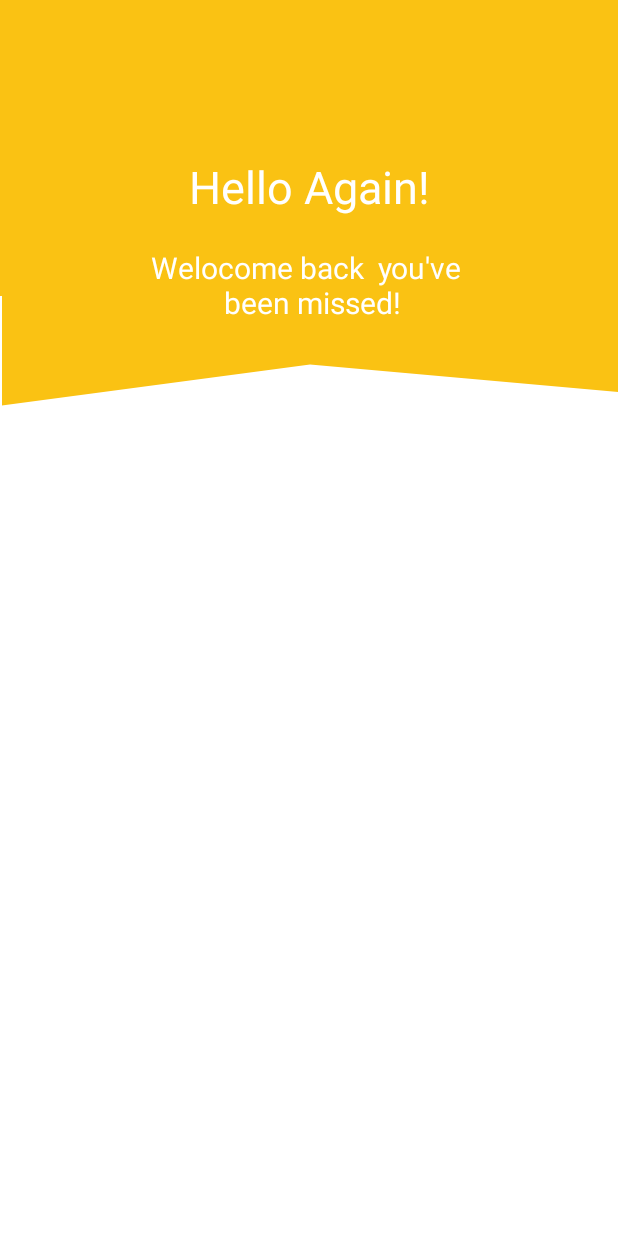
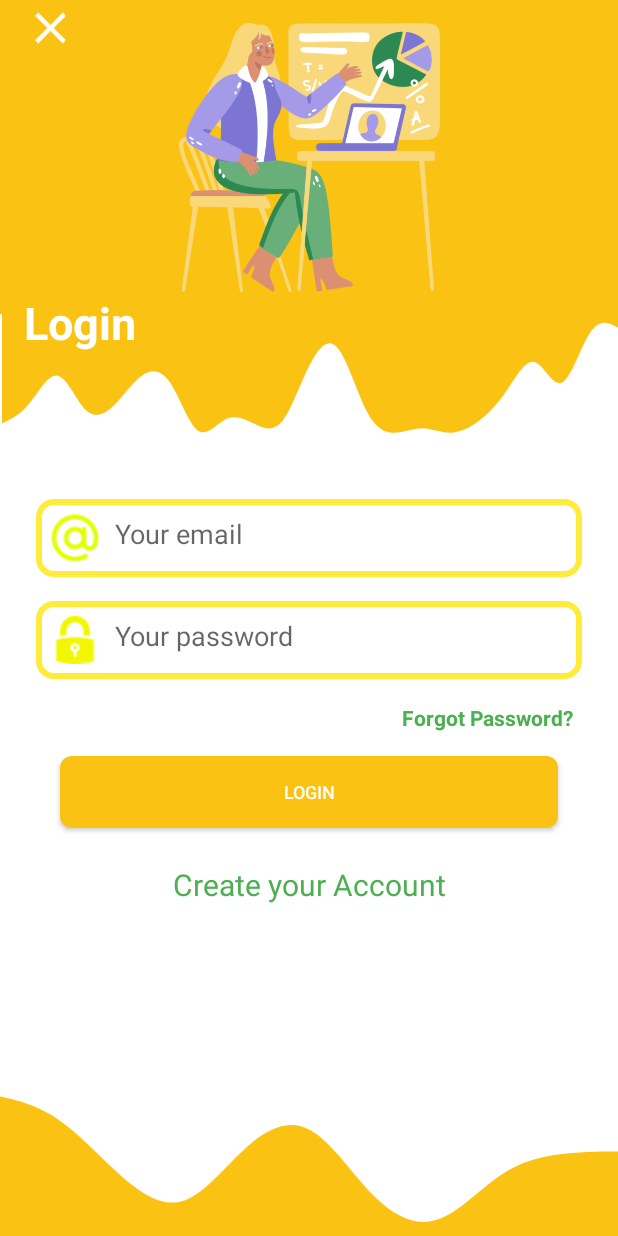
Before and after one commit to C22-PS171/ReField-UI, an Android app: the HomeLogin screen opened directly, with no data from a screen before it, on a phone screen of 412 x 824 dp. Run offline under Robolectric (Android 15) with nearby library versions, the phone set to English and light mode, and no system bars.

Commit message:
update ui login

```diff
--- a/app/src/main/java/com/bangkit/myfield/autentifikasi/HomeLogin.kt
+++ b/app/src/main/java/com/bangkit/myfield/autentifikasi/HomeLogin.kt
@@ -1,14 +1,38 @@
 package com.bangkit.myfield.autentifikasi
 
+import android.content.Intent
 import androidx.appcompat.app.AppCompatActivity
 import android.os.Bundle
+import android.widget.ImageView
+import android.widget.TextView
 import com.bangkit.myfield.R
+import com.bangkit.myfield.ui.login.LoginFragment
 
 class HomeLogin : AppCompatActivity() {
+    private lateinit var clearButton: ImageView
+    private lateinit var moveRegister: TextView
     override fun onCreate(savedInstanceState: Bundle?) {
         super.onCreate(savedInstanceState)
         setContentView(R.layout.activity_home_login)
 
+        moveRegister = findViewById(R.id.tv_register)
+        moveRegister.setOnClickListener {
+            val intent = Intent(this@HomeLogin, RegisterActivity::class.java)
+            startActivity(intent)
+            finish()
+        }
+
+        clearButton = findViewById(R.id.clear_button)
+        clearButton.setOnClickListener {
+            val mCategoryFragment = LoginFragment()
+            val mFragmentManager = supportFragmentManager
+            mFragmentManager.beginTransaction().apply {
+                replace(R.id.container_login, mCategoryFragment, LoginFragment::class.java.simpleName)
+                addToBackStack(null)
+                commit()
+            }
+        }
+
         supportActionBar?.hide()
     }
 }
--- /dev/null
+++ b/app/src/main/java/com/bangkit/myfield/autentifikasi/RegisterActivity.kt
@@ -0,0 +1,14 @@
+package com.bangkit.myfield.autentifikasi
+
+import androidx.appcompat.app.AppCompatActivity
+import android.os.Bundle
+import com.bangkit.myfield.R
+
+class RegisterActivity : AppCompatActivity() {
+    override fun onCreate(savedInstanceState: Bundle?) {
+        super.onCreate(savedInstanceState)
+        setContentView(R.layout.activity_register)
+
+        supportActionBar?.hide()
+    }
+}
--- /dev/null
+++ b/app/src/main/java/com/bangkit/myfield/component/EmailEdtText.kt
@@ -0,0 +1,50 @@
+package com.bangkit.myfield.component
+
+import android.content.Context
+import android.graphics.Canvas
+import android.text.Editable
+import android.text.TextWatcher
+import android.util.AttributeSet
+import android.util.Patterns
+import android.view.MotionEvent
+import android.view.View
+import androidx.appcompat.widget.AppCompatEditText
+
+class EmailEdtText: AppCompatEditText, View.OnTouchListener {
+    constructor(context: Context) : super(context) {
+        init()
+    }
+    constructor(context: Context, attrs: AttributeSet) : super(context, attrs) {
+        init()
+    }
+    constructor(context: Context, attrs: AttributeSet, defStyleAttr: Int) : super(context, attrs, defStyleAttr) {
+        init()
+    }
+
+    override fun onDraw(canvas: Canvas) {
+        super.onDraw(canvas)
+        textAlignment = View.TEXT_ALIGNMENT_VIEW_START
+
+    }
+    private fun init() {
+        setOnTouchListener(this)
+
+        addTextChangedListener(object : TextWatcher {
+            override fun beforeTextChanged(s: CharSequence, start: Int, count: Int, after: Int) {
+            }
+            override fun onTextChanged(s: CharSequence, start: Int, before: Int, count: Int) {
+                error = if (Patterns.EMAIL_ADDRESS.matcher(s.toString()).matches()){
+                    null
+                }else{
+                    "Wrong Email Format"
+                }
+            }
+            override fun afterTextChanged(s: Editable) {
+            }
+        })
+    }
+
+    override fun onTouch(v: View?, event: MotionEvent): Boolean {
+        return false
+    }
+}
--- /dev/null
+++ b/app/src/main/java/com/bangkit/myfield/component/PassEdtText.kt
@@ -0,0 +1,49 @@
+package com.bangkit.myfield.component
+
+import android.content.Context
+import android.graphics.Canvas
+import android.text.Editable
+import android.text.TextWatcher
+import android.util.AttributeSet
+import android.view.MotionEvent
+import android.view.View
+import androidx.appcompat.widget.AppCompatEditText
+
+class PassEdtText: AppCompatEditText, View.OnTouchListener {
+    constructor(context: Context) : super(context) {
+        init()
+    }
+    constructor(context: Context, attrs: AttributeSet) : super(context, attrs) {
+        init()
+    }
+    constructor(context: Context, attrs: AttributeSet, defStyleAttr: Int) : super(context, attrs, defStyleAttr) {
+        init()
+    }
+
+    override fun onDraw(canvas: Canvas) {
+        super.onDraw(canvas)
+        textAlignment = View.TEXT_ALIGNMENT_VIEW_START
+
+    }
+    private fun init() {
+        setOnTouchListener(this)
+
+        addTextChangedListener(object : TextWatcher {
+            override fun beforeTextChanged(s: CharSequence, start: Int, count: Int, after: Int) {
+            }
+            override fun onTextChanged(s: CharSequence, start: Int, before: Int, count: Int) {
+                error = if (s.length <= 8){
+                    "Password must be more or at least 8 characters"
+                }else{
+                    null
+                }
+            }
+            override fun afterTextChanged(s: Editable) {
+            }
+        })
+    }
+
+    override fun onTouch(v: View?, event: MotionEvent): Boolean {
+        return false
+    }
+}
--- a/app/src/main/java/com/bangkit/myfield/ui/dashboard/DashboardViewModel.kt
+++ b/app/src/main/java/com/bangkit/myfield/ui/dashboard/DashboardViewModel.kt
@@ -7,7 +7,7 @@ import androidx.lifecycle.ViewModel
 class DashboardViewModel : ViewModel() {
 
     private val _text = MutableLiveData<String>().apply {
-        value = "This is dashboard Fragment"
+        value = "Empty"
     }
     val text: LiveData<String> = _text
 }
--- a/app/src/main/res/drawable-v24/bg_button.xml
+++ b/app/src/main/res/drawable-v24/bg_button.xml
@@ -2,14 +2,14 @@
 <selector xmlns:android="http://schemas.android.com/apk/res/android">
     <item android:state_pressed="true">
         <shape>
-            <solid android:color="@color/bg_home" />
+            <solid android:color="@color/light_yellow" />
             <corners android:radius="6dp" />
             <padding android:left="4dp" android:right="4dp" />
         </shape>
     </item>
     <item>
         <shape>
-            <solid android:color="@color/bg_home" />
+            <solid android:color="#FAC213" />
             <corners android:radius="8dp" />
             <padding android:left="4dp" android:right="4dp" />
         </shape>
--- /dev/null
+++ b/app/src/main/res/drawable/background_input_text_yellow.xml
@@ -0,0 +1,11 @@
+<?xml version="1.0" encoding="utf-8"?>
+<shape xmlns:android="http://schemas.android.com/apk/res/android">
+    <stroke android:color="@color/yellow"
+        android:width="4dp"/>
+
+    <corners android:bottomLeftRadius="10dp"
+        android:bottomRightRadius="10dp"
+        android:topLeftRadius="10dp"
+        android:topRightRadius="10dp"/>
+
+</shape>
--- /dev/null
+++ b/app/src/main/res/drawable/ic_clear_white_24.xml
@@ -0,0 +1,5 @@
+<vector android:autoMirrored="true" android:height="24dp"
+    android:tint="#FFFFFF" android:viewportHeight="24"
+    android:viewportWidth="24" android:width="24dp" xmlns:android="http://schemas.android.com/apk/res/android">
+    <path android:fillColor="@android:color/white" android:pathData="M19,6.41L17.59,5 12,10.59 6.41,5 5,6.41 10.59,12 5,17.59 6.41,19 12,13.41 17.59,19 19,17.59 13.41,12z"/>
+</vector>
--- /dev/null
+++ b/app/src/main/res/drawable/ic_wave_log.xml
@@ -0,0 +1,5 @@
+<vector android:autoMirrored="true" android:height="320dp"
+    android:viewportHeight="320" android:viewportWidth="1440"
+    android:width="1440dp" xmlns:android="http://schemas.android.com/apk/res/android">
+    <path android:fillColor="#FAC213" android:pathData="M0,256L10.9,250.7C21.8,245 44,235 65,208C87.3,181 109,139 131,144C152.7,149 175,203 196,224C218.2,245 240,235 262,213.3C283.6,192 305,160 327,144C349.1,128 371,128 393,160C414.5,192 436,256 458,272C480,288 502,256 524,245.3C545.5,235 567,245 589,256C610.9,267 633,277 655,250.7C676.4,224 698,160 720,117.3C741.8,75 764,53 785,80C807.3,107 829,181 851,224C872.7,267 895,277 916,277.3C938.2,277 960,267 982,266.7C1003.6,267 1025,277 1047,277.3C1069.1,277 1091,267 1113,250.7C1134.5,235 1156,213 1178,181.3C1200,149 1222,107 1244,112C1265.5,117 1287,171 1309,160C1330.9,149 1353,75 1375,42.7C1396.4,11 1418,21 1429,26.7L1440,32L1440,0L1429.1,0C1418.2,0 1396,0 1375,0C1352.7,0 1331,0 1309,0C1287.3,0 1265,0 1244,0C1221.8,0 1200,0 1178,0C1156.4,0 1135,0 1113,0C1090.9,0 1069,0 1047,0C1025.5,0 1004,0 982,0C960,0 938,0 916,0C894.5,0 873,0 851,0C829.1,0 807,0 785,0C763.6,0 742,0 720,0C698.2,0 676,0 655,0C632.7,0 611,0 589,0C567.3,0 545,0 524,0C501.8,0 480,0 458,0C436.4,0 415,0 393,0C370.9,0 349,0 327,0C305.5,0 284,0 262,0C240,0 218,0 196,0C174.5,0 153,0 131,0C109.1,0 87,0 65,0C43.6,0 22,0 11,0L0,0Z"/>
+</vector>
--- /dev/null
+++ b/app/src/main/res/drawable/ic_wave_register.xml
@@ -0,0 +1,5 @@
+<vector android:autoMirrored="true" android:height="320dp"
+    android:viewportHeight="320" android:viewportWidth="1440"
+    android:width="1440dp" xmlns:android="http://schemas.android.com/apk/res/android">
+    <path android:fillColor="#FAC213" android:pathData="M0,32L120,53.3C240,75 480,117 720,133.3C960,149 1200,139 1320,133.3L1440,128L1440,320L1320,320C1200,320 960,320 720,320C480,320 240,320 120,320L0,320Z"/>
+</vector>
--- /dev/null
+++ b/app/src/main/res/drawable/ic_wave_tops.xml
@@ -0,0 +1,5 @@
+<vector android:autoMirrored="true" android:height="320dp"
+    android:viewportHeight="320" android:viewportWidth="1440"
+    android:width="1440dp" xmlns:android="http://schemas.android.com/apk/res/android">
+    <path android:fillColor="#FAC213" android:pathData="M0,0L24,5.3C48,11 96,21 144,53.3C192,85 240,139 288,181.3C336,224 384,256 432,240C480,224 528,160 576,117.3C624,75 672,53 720,80C768,107 816,181 864,229.3C912,277 960,299 1008,282.7C1056,267 1104,213 1152,181.3C1200,149 1248,139 1296,133.3C1344,128 1392,128 1416,128L1440,128L1440,320L1416,320C1392,320 1344,320 1296,320C1248,320 1200,320 1152,320C1104,320 1056,320 1008,320C960,320 912,320 864,320C816,320 768,320 720,320C672,320 624,320 576,320C528,320 480,320 432,320C384,320 336,320 288,320C240,320 192,320 144,320C96,320 48,320 24,320L0,320Z"/>
+</vector>
--- a/app/src/main/res/layout/activity_home_login.xml
+++ b/app/src/main/res/layout/activity_home_login.xml
@@ -9,7 +9,7 @@
     <ImageView
         android:id="@+id/background_login_home"
         android:layout_width="match_parent"
-        android:layout_height="197dp"
+        android:layout_height="209dp"
         app:layout_constraintEnd_toEndOf="parent"
         app:layout_constraintHorizontal_bias="0.0"
         app:layout_constraintStart_toStartOf="parent"
@@ -23,36 +23,177 @@
         app:layout_constraintEnd_toEndOf="parent"
         app:layout_constraintStart_toStartOf="parent"
         app:layout_constraintTop_toBottomOf="@+id/background_login_home"
-        app:srcCompat="@drawable/ic_wave_login_top" />
 
+        app:srcCompat="@drawable/ic_wave_log"/>
 
+    <ImageView
+        android:id="@+id/imageView8"
+        android:layout_width="270dp"
+        android:layout_height="179dp"
+        android:src="@drawable/presentation"
+        app:layout_constraintBottom_toBottomOf="@+id/background_login_home"
+        app:layout_constraintEnd_toEndOf="parent"
+        app:layout_constraintStart_toStartOf="parent"
+        app:layout_constraintTop_toTopOf="@+id/background_login_home" />
 
     <TextView
-        android:id="@+id/hello_login"
+        android:id="@+id/textView3"
         android:layout_width="wrap_content"
         android:layout_height="wrap_content"
-        android:layout_marginTop="104dp"
-        android:text="Hello Again!"
+        android:text="Login"
         android:textColor="@color/white"
         android:textSize="30dp"
+        android:textStyle="bold"
+        app:layout_constraintEnd_toEndOf="parent"
+        app:layout_constraintHorizontal_bias="0.047"
+        app:layout_constraintStart_toStartOf="parent"
+        app:layout_constraintTop_toBottomOf="@+id/imageView8"
+        tools:ignore="MissingConstraints" />
+
+    <LinearLayout
+        android:id="@+id/linearLayout"
+        android:layout_width="match_parent"
+
+        android:layout_height="wrap_content"
+        android:layout_marginStart="24dp"
+        android:layout_marginTop="32dp"
+        android:layout_marginEnd="24dp"
+        android:background="@drawable/background_input_text_yellow"
+        android:orientation="horizontal"
         app:layout_constraintEnd_toEndOf="parent"
         app:layout_constraintStart_toStartOf="parent"
-        app:layout_constraintTop_toTopOf="parent"
+        app:layout_constraintTop_toBottomOf="@+id/bg_wave_login">
+
+        <ImageView
+            android:id="@+id/logo_email"
+            android:layout_width="wrap_content"
+            android:layout_height="wrap_content"
+            android:layout_marginLeft="10dp"
+            android:layout_marginTop="10dp"
+            android:layout_marginBottom="10dp"
+            app:srcCompat="@drawable/arroba"
+            tools:layout_editor_absoluteX="168dp"
+            tools:layout_editor_absoluteY="475dp" />
+
+        <com.bangkit.myfield.component.EmailEdtText
+            android:layout_width="match_parent"
+            android:layout_height="wrap_content"
+            android:layout_marginLeft="5dp"
+            android:layout_marginTop="5dp"
+            android:layout_marginRight="10dp"
+            android:layout_marginBottom="5dp"
+            android:background="@color/white_transparant"
+            android:hint="Your email"
+            android:maxLength="50"
+            android:padding="5dp"
+            android:textColor="@color/yellow"
+            app:layout_constraintEnd_toEndOf="parent"
+            app:layout_constraintStart_toStartOf="parent"
+            tools:ignore="MissingConstraints"
+            tools:layout_editor_absoluteY="378dp" />
+    </LinearLayout>
+
+    <LinearLayout
+        android:id="@+id/linearLayout2"
+        android:layout_width="match_parent"
+        android:layout_height="wrap_content"
+        android:layout_marginStart="24dp"
+        android:layout_marginTop="16dp"
+        android:layout_marginEnd="24dp"
+        android:background="@drawable/background_input_text_yellow"
+        android:orientation="horizontal"
+        app:layout_constraintEnd_toEndOf="parent"
+        app:layout_constraintHorizontal_bias="0.0"
+        app:layout_constraintStart_toStartOf="parent"
+        app:layout_constraintTop_toBottomOf="@+id/linearLayout">
+
+        <ImageView
+            android:id="@+id/logo_pass"
+            android:layout_width="wrap_content"
+            android:layout_height="wrap_content"
+            android:layout_marginLeft="10dp"
+            android:layout_marginTop="10dp"
+            android:layout_marginBottom="10dp"
+            app:srcCompat="@drawable/lock"
+            tools:layout_editor_absoluteX="168dp"
+            tools:layout_editor_absoluteY="475dp" />
+
+        <com.bangkit.myfield.component.PassEdtText
+            android:id="@+id/input_pass"
+            android:layout_width="match_parent"
+            android:layout_height="wrap_content"
+            android:layout_marginLeft="5dp"
+            android:layout_marginTop="5dp"
+            android:layout_marginRight="10dp"
+            android:layout_marginBottom="5dp"
+            android:background="@color/white_transparant"
+            android:hint="Your password"
+            android:inputType="textPassword"
+            android:maxLength="12"
+            android:padding="5dp"
+            android:textColor="@color/yellow"
+            app:layout_constraintEnd_toEndOf="parent"
+            app:layout_constraintStart_toStartOf="parent"
+            tools:ignore="MissingConstraints"
+            tools:layout_editor_absoluteY="378dp" />
+    </LinearLayout>
+
+    <TextView
+        android:id="@+id/forgot_pass"
+        android:layout_width="wrap_content"
+        android:layout_height="wrap_content"
+        android:layout_marginStart="298dp"
+        android:layout_marginEnd="60dp"
+        android:layout_marginTop="16dp"
+        android:text="Forgot Password?"
+        android:textColor="@color/green"
+        android:textStyle="bold"
+        app:layout_constraintEnd_toEndOf="parent"
+        app:layout_constraintStart_toStartOf="parent"
+        app:layout_constraintTop_toBottomOf="@+id/linearLayout2" />
+
+    <com.bangkit.myfield.component.LoginButton
+        android:id="@+id/loginButton"
+        android:layout_width="match_parent"
+        android:layout_height="wrap_content"
+        android:layout_marginStart="40dp"
+        android:layout_marginTop="16dp"
+        android:layout_marginEnd="40dp"
+        app:layout_constraintEnd_toEndOf="parent"
+        app:layout_constraintStart_toStartOf="parent"
+        app:layout_constraintTop_toBottomOf="@+id/forgot_pass" />
+
+    <TextView
+        android:id="@+id/tv_register"
+        android:layout_width="match_parent"
+        android:layout_height="wrap_content"
+        android:layout_marginTop="24dp"
+        android:text="Create your Account"
+        android:textAlignment="center"
+        android:textColor="@color/green"
+        android:textSize="20dp"
+        app:layout_constraintEnd_toEndOf="parent"
+        app:layout_constraintStart_toStartOf="parent"
+        app:layout_constraintTop_toBottomOf="@+id/loginButton"
         tools:ignore="MissingConstraints" />
 
-    <TextView
-        android:id="@+id/textView2"
-        android:layout_width="wrap_content"
-        android:layout_height="wrap_content"
-        android:layout_marginTop="20dp"
-        android:text="Welocome back  you've \n been missed!"
-        android:textAlignment="center"
-        android:textColor="@color/white"
-        android:textSize="20dp"
-        app:layout_constraintEnd_toEndOf="@+id/hello_login"
-        app:layout_constraintHorizontal_bias="0.509"
-        app:layout_constraintStart_toStartOf="@+id/hello_login"
-        app:layout_constraintTop_toBottomOf="@+id/hello_login" />
+    <ImageView
+        android:id="@+id/imageView9"
+        android:layout_width="435dp"
+        android:layout_height="94dp"
+        app:layout_constraintBottom_toBottomOf="parent"
+        app:layout_constraintEnd_toEndOf="parent"
+        app:layout_constraintStart_toStartOf="parent"
+        app:srcCompat="@drawable/ic_wave_tops" />
+
+    <ImageView
+        android:id="@+id/clear_button"
+        android:layout_width="35dp"
+        android:layout_height="37dp"
+        android:layout_marginStart="16dp"
+        app:layout_constraintStart_toStartOf="parent"
+        app:layout_constraintTop_toTopOf="parent"
+        app:srcCompat="@drawable/ic_clear_white_24" />
 
 
 </androidx.constraintlayout.widget.ConstraintLayout>
--- /dev/null
+++ b/app/src/main/res/layout/activity_register.xml
@@ -0,0 +1,9 @@
+<?xml version="1.0" encoding="utf-8"?>
+<androidx.constraintlayout.widget.ConstraintLayout xmlns:android="http://schemas.android.com/apk/res/android"
+    xmlns:app="http://schemas.android.com/apk/res-auto"
+    xmlns:tools="http://schemas.android.com/tools"
+    android:layout_width="match_parent"
+    android:layout_height="match_parent"
+    tools:context=".autentifikasi.RegisterActivity">
+
+</androidx.constraintlayout.widget.ConstraintLayout>
--- a/app/src/main/res/layout/fragment_login.xml
+++ b/app/src/main/res/layout/fragment_login.xml
@@ -4,6 +4,7 @@
     xmlns:tools="http://schemas.android.com/tools"
     android:layout_width="match_parent"
     android:layout_height="match_parent"
+    android:id="@+id/container_login"
     tools:context=".ui.login.LoginFragment">
 
     <TextView
@@ -64,8 +65,8 @@
 
     <ImageView
         android:id="@+id/button_home_login"
-        android:layout_width="126dp"
-        android:layout_height="128dp"
+        android:layout_width="120dp"
+        android:layout_height="112dp"
         android:src="@drawable/next_yellow"
         app:layout_constraintEnd_toEndOf="parent"
         app:layout_constraintStart_toStartOf="parent"
--- a/build.gradle
+++ b/build.gradle
@@ -2,7 +2,7 @@
 plugins {
     id 'com.android.application' version '7.2.1' apply false
     id 'com.android.library' version '7.2.1' apply false
-    id 'org.jetbrains.kotlin.android' version '1.6.21' apply false
+    id 'org.jetbrains.kotlin.android' version '1.7.0' apply false
 }
 
 task clean(type: Delete) {
```
Also changed, not shown: app/src/main/AndroidManifest.xml (+6 -3 lines), app/src/main/res/drawable-v24/arroba.png (added), app/src/main/res/drawable-v24/lock.png (added), app/src/main/res/drawable/presentation.png (added).
